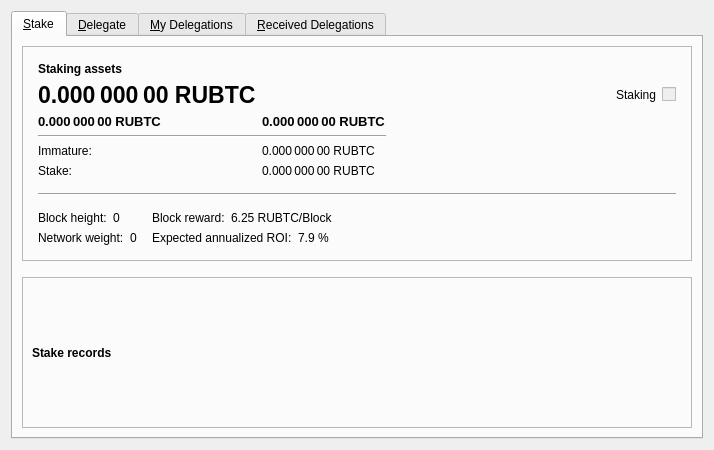
Old version of the form src/qt/forms/stakepage.ui in the repository nationalbitcoin/chinesebitcoin.
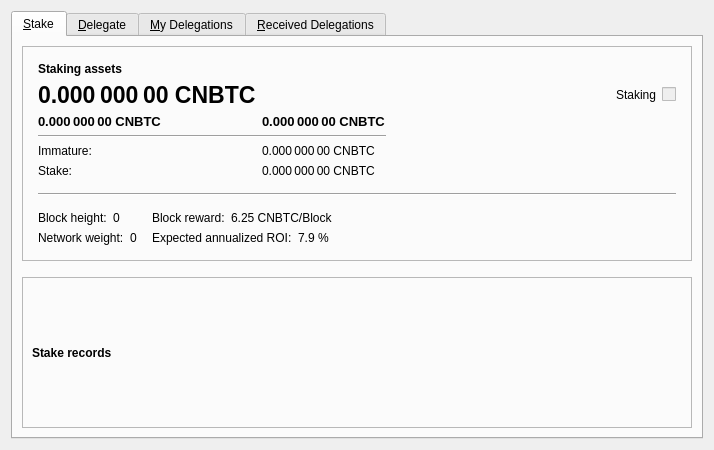
New version of the form. Icons and pictures are not drawn. Custom widgets are drawn as their Qt base class.

```diff
--- a/src/qt/forms/stakepage.ui
+++ b/src/qt/forms/stakepage.ui
@@ -68,7 +68,7 @@
                                                             <string>Your current spendable balance</string>
                                                         </property>
                                                         <property name="text">
-                                                            <string notr="true">0.000 000 00 RUBTC</string>
+                                                            <string notr="true">0.000 000 00 CNBTC</string>
                                                         </property>
                                                         <property name="alignment">
                                                             <set>Qt::AlignLeading|Qt::AlignLeft|Qt::AlignVCenter</set>
@@ -93,7 +93,7 @@
                                                             <string>Staking assets that this wallet owns</string>
                                                         </property>
                                                         <property name="text">
-                                                            <string notr="true">0.000 000 00 RUBTC</string>
+                                                            <string notr="true">0.000 000 00 CNBTC</string>
                                                         </property>
                                                         <property name="alignment">
                                                             <set>Qt::AlignLeading|Qt::AlignLeft|Qt::AlignVCenter</set>
@@ -118,7 +118,7 @@
                                                             <string>Staking assets from delegations</string>
                                                         </property>
                                                         <property name="text">
-                                                            <string notr="true">0.000 000 00 RUBTC</string>
+                                                            <string notr="true">0.000 000 00 CNBTC</string>
                                                         </property>
                                                         <property name="alignment">
                                                             <set>Qt::AlignLeading|Qt::AlignLeft|Qt::AlignVCenter</set>
@@ -160,7 +160,7 @@
                                                             <string>Your immature balance</string>
                                                         </property>
                                                         <property name="text">
-                                                            <string notr="true">0.000 000 00 RUBTC</string>
+                                                            <string notr="true">0.000 000 00 CNBTC</string>
                                                         </property>
                                                         <property name="alignment">
                                                             <set>Qt::AlignLeading|Qt::AlignLeft|Qt::AlignVCenter</set>
@@ -218,7 +218,7 @@
                                                 <item row="5" column="1">
                                                     <widget class="QLabel" name="labelStake">
                                                         <property name="text">
-                                                            <string>0.000 000 00 RUBTC</string>
+                                                            <string>0.000 000 00 CNBTC</string>
                                                         </property>
                                                         <property name="alignment">
                                                             <set>Qt::AlignLeading|Qt::AlignLeft|Qt::AlignVCenter</set>
@@ -332,7 +332,7 @@
                                                         <item>
                                                             <widget class="QLabel" name="labelReward">
                                                                 <property name="text">
-                                                                    <string>6.25 RUBTC/Block</string>
+                                                                    <string>6.25 CNBTC/Block</string>
                                                                 </property>
                                                                 <property name="alignment">
                                                                     <set>Qt::AlignLeading|Qt::AlignLeft|Qt::AlignVCenter</set>
```
Left out of the diff: 2 changed lines with no effect on the pictures.
